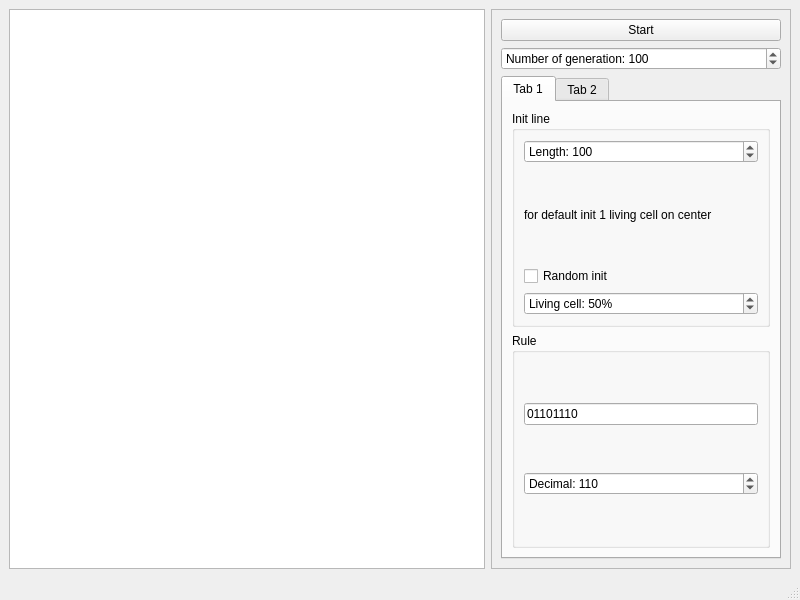
Above: mainwindow.ui from DOCtorKamski/ElementaryCellularAutomaton before the change. Below: the same form after it.
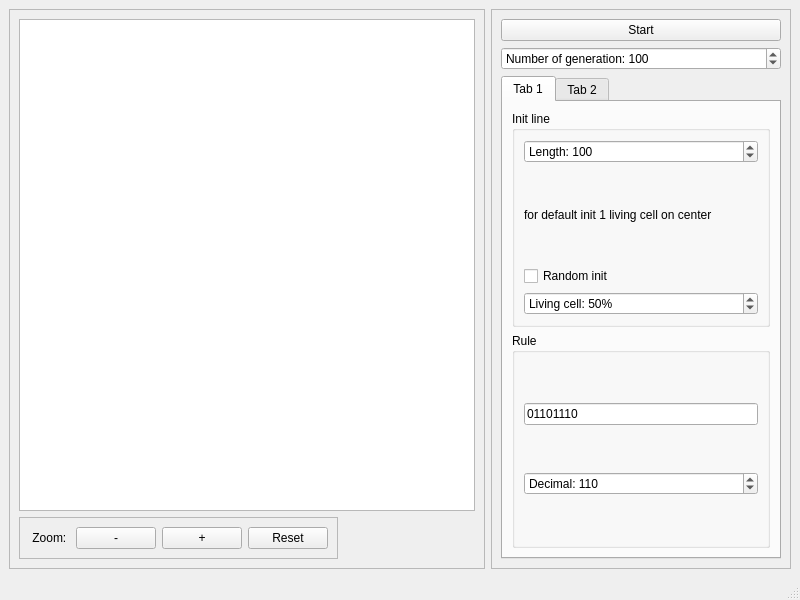
That is the form after the change.

Commit message: add ability to zoom picture

```diff
--- a/mainwindow.ui
+++ b/mainwindow.ui
@@ -22,13 +22,77 @@
    </property>
    <layout class="QHBoxLayout" name="horizontalLayout">
     <item>
-     <widget class="QGraphicsView" name="graphicsView">
+     <widget class="QFrame" name="frame_2">
       <property name="sizePolicy">
        <sizepolicy hsizetype="Preferred" vsizetype="Preferred">
         <horstretch>0</horstretch>
         <verstretch>0</verstretch>
        </sizepolicy>
       </property>
+      <property name="frameShape">
+       <enum>QFrame::StyledPanel</enum>
+      </property>
+      <property name="frameShadow">
+       <enum>QFrame::Raised</enum>
+      </property>
+      <layout class="QVBoxLayout" name="verticalLayout_5">
+       <item>
+        <widget class="QGraphicsView" name="graphicsView">
+         <property name="sizePolicy">
+          <sizepolicy hsizetype="Preferred" vsizetype="Preferred">
+           <horstretch>0</horstretch>
+           <verstretch>0</verstretch>
+          </sizepolicy>
+         </property>
+        </widget>
+       </item>
+       <item>
+        <widget class="QFrame" name="frame_3">
+         <property name="sizePolicy">
+          <sizepolicy hsizetype="Maximum" vsizetype="Maximum">
+           <horstretch>0</horstretch>
+           <verstretch>0</verstretch>
+          </sizepolicy>
+         </property>
+         <property name="frameShape">
+          <enum>QFrame::StyledPanel</enum>
+         </property>
+         <property name="frameShadow">
+          <enum>QFrame::Raised</enum>
+         </property>
+         <layout class="QHBoxLayout" name="horizontalLayout_2">
+          <item>
+           <widget class="QLabel" name="label_zoom">
+            <property name="text">
+             <string> Zoom: </string>
+            </property>
+           </widget>
+          </item>
+          <item>
+           <widget class="QPushButton" name="pushButton_zoomMinus">
+            <property name="text">
+             <string>-</string>
+            </property>
+           </widget>
+          </item>
+          <item>
+           <widget class="QPushButton" name="pushButton_zoomPlus">
+            <property name="text">
+             <string>+</string>
+            </property>
+           </widget>
+          </item>
+          <item>
+           <widget class="QPushButton" name="pushButton_zoomReset">
+            <property name="text">
+             <string>Reset</string>
+            </property>
+           </widget>
+          </item>
+         </layout>
+        </widget>
+       </item>
+      </layout>
      </widget>
     </item>
     <item>
```
The commit also changes 2 other files.
